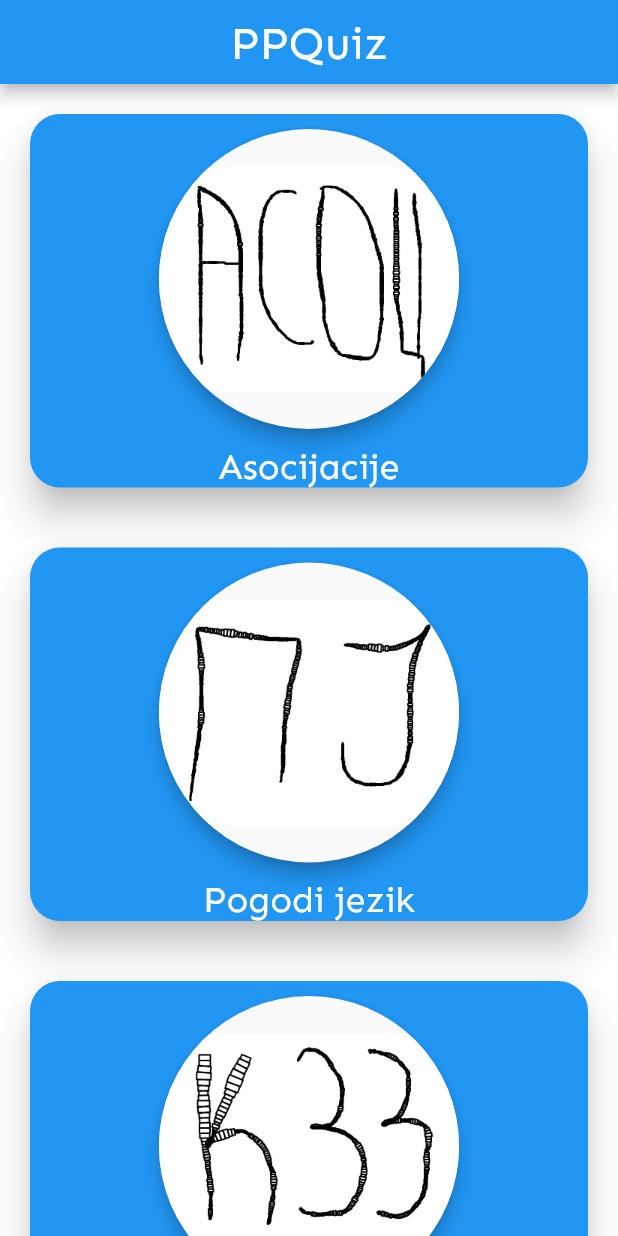
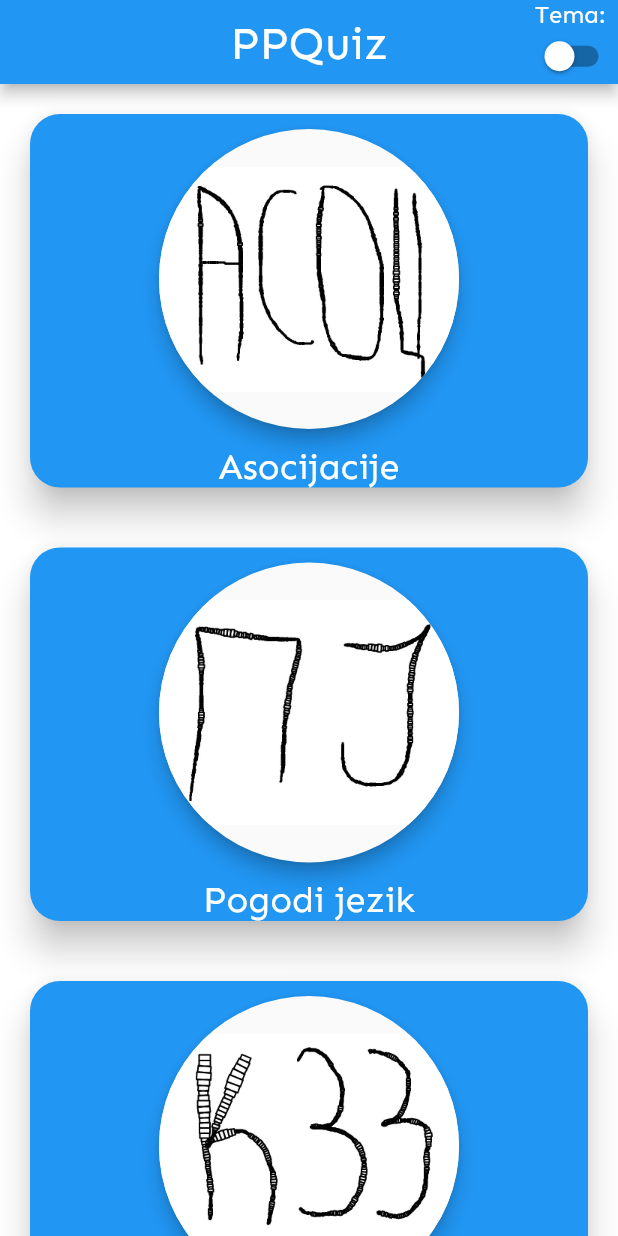
Before and after one commit to crnomarkovicm/2020_PPQuiz, a Flutter app: the screen it shows after launch, on a phone screen of 412 x 824 dp. Run offline on Flutter 3.47's test engine with Material 2 defaults, Android fonts, the phone set to English and light mode, and no system bars; drawn by our look-alikes of flip_card.

Commit message:
dodate nove boje za darkTheme i dodat switch za istu

```diff
--- a/src/lib/home.dart
+++ b/src/lib/home.dart
@@ -7,7 +7,10 @@ import 'package:flip_card/flip_card.dart';
 class Home extends StatefulWidget {
   @override
   _HomeState createState() => _HomeState();
+
 }
+
+
 
 class _HomeState extends State<Home> {
   List<String> images = [
@@ -16,6 +19,8 @@ class _HomeState extends State<Home> {
     "assets/pictures/kzz.jpeg",
     "assets/pictures/nesto.jpeg",
   ];
+
+
 
   // Nakon splashscreen-a prikazuje se pocetni ekran na kom
   // imamo mogucnost da izaberemo igru. Ovde pravimo jednu
@@ -104,6 +109,24 @@ class _HomeState extends State<Home> {
     return Scaffold(
       backgroundColor: Theme.of(context).backgroundColor,
       appBar: AppBar(
+        actions: <Widget>[
+          Column(
+//            TODO->ubaciti ovo u kontejnere i ispraviti visinu svakog
+            children: <Widget>[
+              Text('Tema: ',
+                style: Theme.of(context).textTheme.body2
+              ),
+              Expanded(
+                  child:Switch(
+                    value: false,
+                    activeColor: Theme.of(context).cursorColor,
+                    inactiveThumbColor: Theme.of(context).backgroundColor,
+                    // TODO
+                    onChanged: (bool) {},
+              ))
+            ],
+          )
+        ],
         backgroundColor: Theme.of(context).accentColor,
         centerTitle: true,
         title: Text(
--- a/src/lib/main.dart
+++ b/src/lib/main.dart
@@ -18,6 +18,7 @@ class PPQuiz extends StatelessWidget{
         accentColor: QuizColors.secondary.color,
         cursorColor: QuizColors.primary.color,
         backgroundColor: QuizColors.background.color,
+        brightness: Brightness.light,
         textTheme: TextTheme(
           display1: TextStyle(
             fontSize: 30,
@@ -35,6 +36,10 @@ class PPQuiz extends StatelessWidget{
           subhead: TextStyle(
             color: QuizColors.text.color,
             fontSize: 24
+          ),
+          body2: TextStyle(
+              color: QuizColors.text.color,
+              fontSize: 16
           )
         )
       ),
@@ -44,6 +49,7 @@ class PPQuiz extends StatelessWidget{
           accentColor: QuizColors.darkSecondary.color,
           cursorColor: QuizColors.darkPrimary.color,
           backgroundColor: QuizColors.darkBackground.color,
+          brightness: Brightness.dark,
           textTheme: TextTheme(
               headline: TextStyle(
                   fontSize: 50,
@@ -57,6 +63,10 @@ class PPQuiz extends StatelessWidget{
               subhead: TextStyle(
                   color: QuizColors.text.color,
                   fontSize: 24
+              ),
+              body2: TextStyle(
+                  color: QuizColors.text.color,
+                  fontSize: 16
               )
           )
       ),
```
